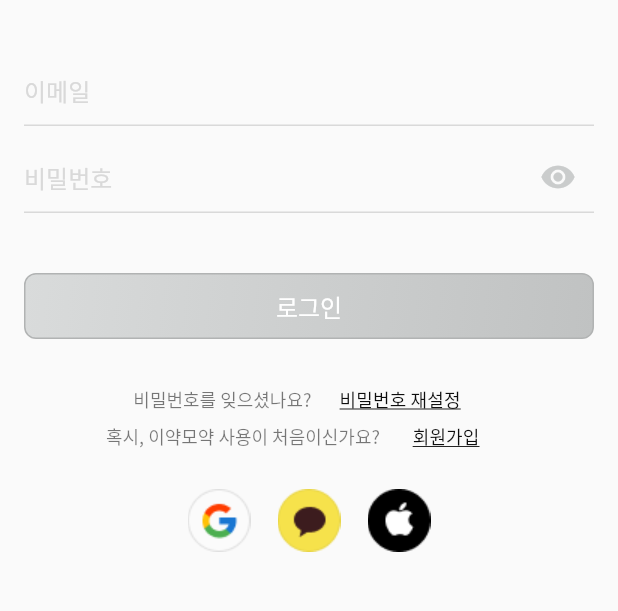
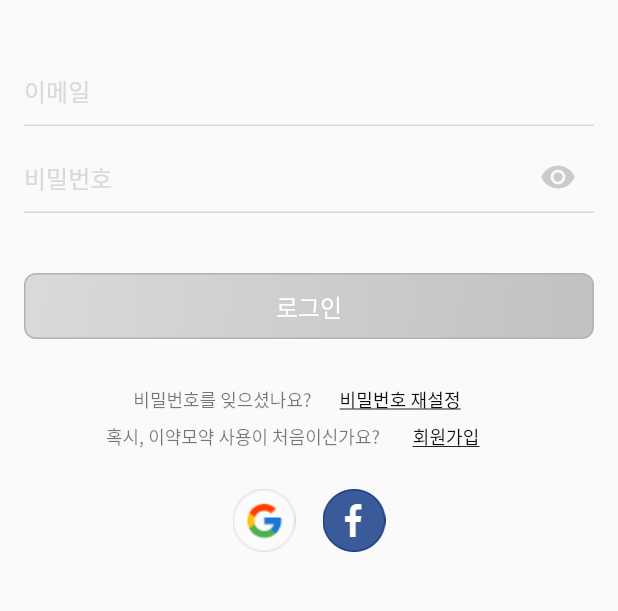
Before and after one commit to Semodrug/semo_ver2, a Flutter app: the screen it shows after launch, on a phone screen of 412 x 824 dp, the part 204-815 px from its top. Run offline on Flutter 3.47's test engine with Material 2 defaults, Android fonts, the phone set to English and light mode, and no system bars; our stand-ins replace cloud_firestore, firebase_auth, firebase_core, firebase_storage, fl_chart, flutter_datetime_picker and 8 more; missing offline and left inert: app_settings, dynamic_text_highlighting, firebase_ml_vision, flutter_facebook_auth; accounts and stored records are empty.

Commit message:
[CREATE] facebook login

```diff
--- a/lib/login/login.dart
+++ b/lib/login/login.dart
@@ -27,7 +27,7 @@ class _LoginPageState extends State<LoginPage> {
           scrollDirection: Axis.vertical,
           children: <Widget>[
             _EmailPasswordForm(),
-            _GoogleSignInSection(),
+            _SocialSignInSection(),
           ],
         );
       }),
@@ -65,13 +65,9 @@ class _EmailPasswordFormState extends State<_EmailPasswordForm> {
               padding: EdgeInsets.all(16),
               alignment: Alignment.center,
             ),
-            SizedBox(
-              height: 20,
-            ),
+            SizedBox(height: 20),
             _emailField(),
-            SizedBox(
-              height: 10,
-            ),
+            SizedBox(height: 10),
             _passwordField(),
             SizedBox(height: 40.0),
             _submitButton(),
@@ -231,12 +227,12 @@ class _EmailPasswordFormState extends State<_EmailPasswordForm> {
   }
 }
 
-class _GoogleSignInSection extends StatefulWidget {
+class _SocialSignInSection extends StatefulWidget {
   @override
-  State<StatefulWidget> createState() => _GoogleSignInSectionState();
+  State<StatefulWidget> createState() => _SocialSignInSectionState();
 }
 
-class _GoogleSignInSectionState extends State<_GoogleSignInSection> {
+class _SocialSignInSectionState extends State<_SocialSignInSection> {
   String error = '';
 
   @override
@@ -246,8 +242,8 @@ class _GoogleSignInSectionState extends State<_GoogleSignInSection> {
         Container(
           child: Row(mainAxisAlignment: MainAxisAlignment.center, children: [
             _googleLoginButton(),
-            _kakaoLoginButton(),
-            _appleLoginButton(),
+            _facebookLoginButton(),
+            // _appleLoginButton(),
           ]),
         ),
       ],
@@ -279,14 +275,14 @@ class _GoogleSignInSectionState extends State<_GoogleSignInSection> {
     );
   }
 
-  Widget _kakaoLoginButton() {
+  Widget _facebookLoginButton() {
     return FlatButton(
       minWidth: 60,
       materialTapTargetSize: MaterialTapTargetSize.shrinkWrap,
       padding: EdgeInsets.zero,
       onPressed: () async {
         // setState(() => loading = true);
-        dynamic result = await _auth.signInWithGoogle();
+        dynamic result = await _auth.signInWithFacebook();
         if (result == null) {
           setState(() {
             // loading = false;
@@ -295,7 +291,7 @@ class _GoogleSignInSectionState extends State<_GoogleSignInSection> {
         }
       },
       child: SizedBox(
-        child: Image.asset('assets/login/kakao.png'),
+        child: Image.asset('assets/login/facebook.png'),
         width: 42,
         height: 42,
       ),
--- a/pubspec.yaml
+++ b/pubspec.yaml
@@ -39,6 +39,7 @@ dependencies:
   mask_text_input_formatter: ^1.0.7
   shared_preferences: ^0.5.12+4
   logger: ^0.9.4  #optional
+  flutter_facebook_auth: ^2.0.1
 
   #state management
   provider: ^4.3.2+3
```
Also changed, not shown: lib/login/register.dart (+13 -20 lines), lib/services/auth.dart (+13 -23 lines), assets/login/facebook.png (added), assets/login/with_facebook.png (added), 2 other files.
